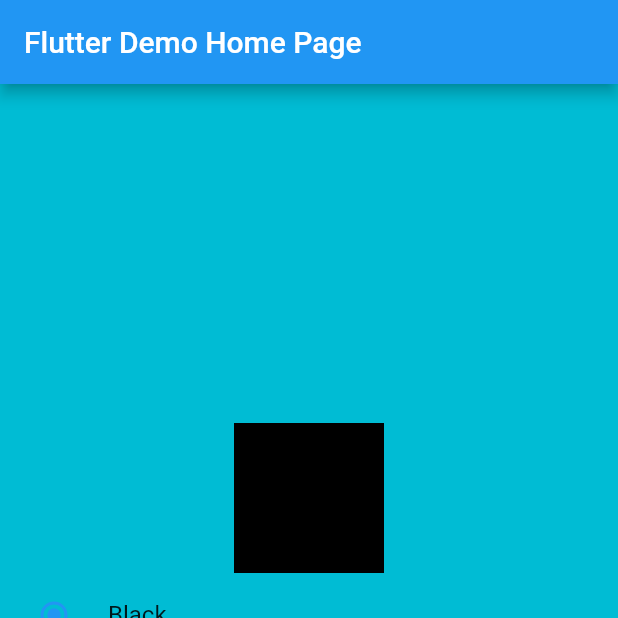
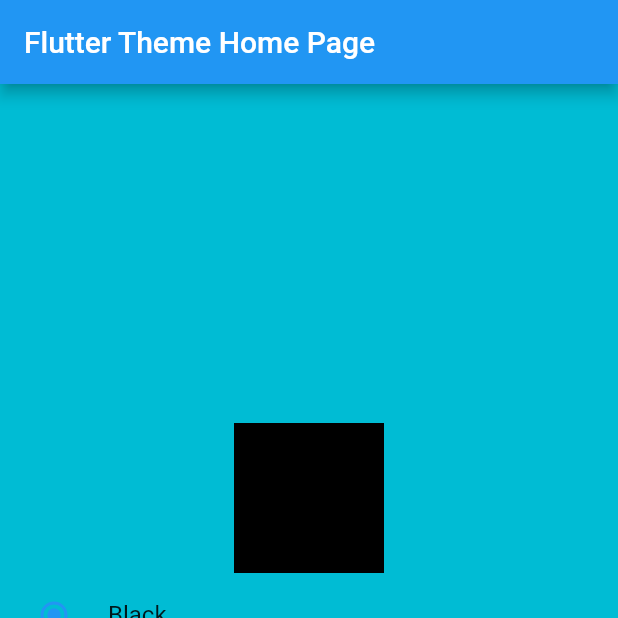
Before and after one commit to Yaseen882/mytheme, a Flutter app: the screen it shows after launch, on a phone screen of 412 x 824 dp, the top half of it. Run offline on Flutter 3.47's test engine with Material 2 defaults, Android fonts, the phone set to English and light mode, and no system bars; our stand-ins replace shared_preferences.

Commit message:
theme change

```diff
--- a/lib/main.dart
+++ b/lib/main.dart
@@ -21,7 +21,7 @@ class MyApp extends StatelessWidget {
   Widget build(BuildContext context) {
     return const MaterialApp(
         title: 'Flutter Theme',
-        home: MyHomePage(title: 'Flutter Demo Home Page'));
+        home: MyHomePage(title: 'Flutter Theme Home Page'));
   }
 }
 
```
